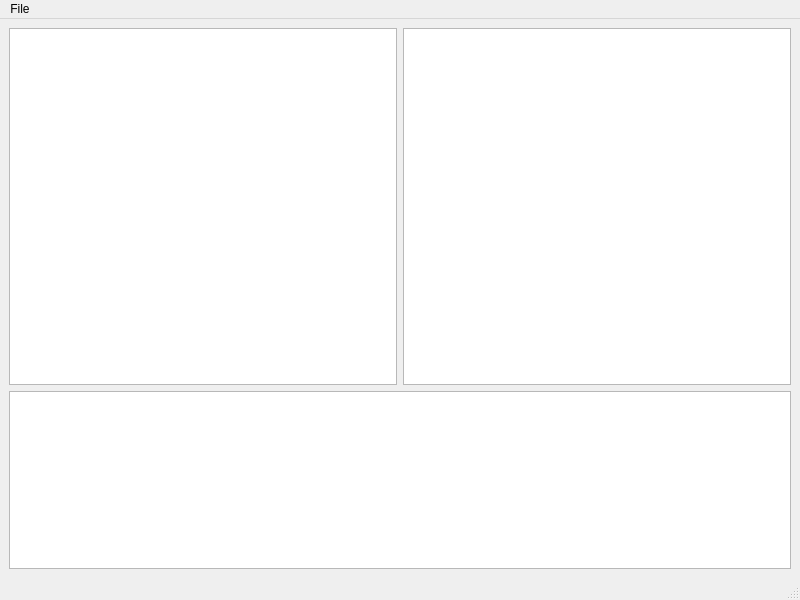
The window that viewer/JGKit-Plus.ui (EasonNothingToSing/JGKit-Plus) describes before a commit, drawn with Qt 5.
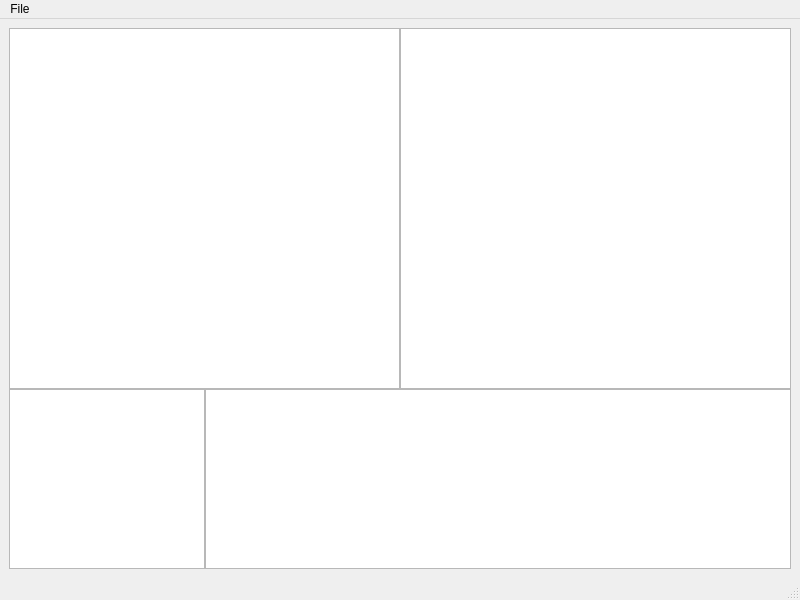
The same window after the commit.

Commit message: [Viewer] Update tree viewer element

Diff of the .ui file:
```diff
--- a/viewer/JGKit-Plus.ui
+++ b/viewer/JGKit-Plus.ui
@@ -26,9 +26,12 @@
      <height>558</height>
     </size>
    </property>
-   <layout class="QHBoxLayout" name="horizontalLayout_2">
-    <item>
-     <layout class="QVBoxLayout" name="DeviceTreeWidget" stretch="2,1">
+   <layout class="QGridLayout" name="gridLayout">
+    <item row="0" column="0">
+     <layout class="QVBoxLayout" name="TreeAndMemoryLayout" stretch="2,1">
+      <property name="spacing">
+       <number>0</number>
+      </property>
       <item>
        <layout class="QHBoxLayout" name="TreeAndMemoryWidget" stretch="1,1">
         <property name="sizeConstraint">
@@ -43,7 +46,17 @@
        </layout>
       </item>
       <item>
-       <widget class="QTableView" name="MemoryView"/>
+       <layout class="QHBoxLayout" name="MemoryLayout" stretch="1,3">
+        <property name="spacing">
+         <number>0</number>
+        </property>
+        <item>
+         <widget class="QListView" name="MemoryView"/>
+        </item>
+        <item>
+         <widget class="QTableView" name="MemoryTable"/>
+        </item>
+       </layout>
       </item>
      </layout>
     </item>
```
Left out of the diff: 2 changed lines with no effect on the pictures. The commit also changes 3 other files.
